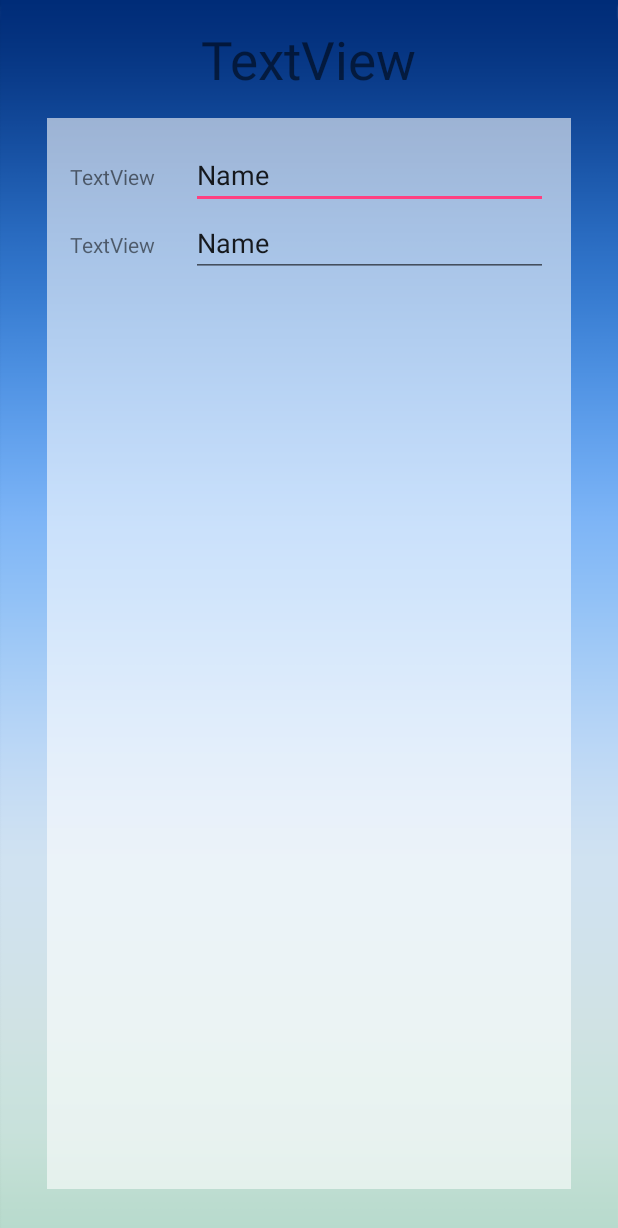
After one commit to SittichokBenjanak/25-10-2559, an Android app: the CheckmoneyActivity screen opened directly, with no data from a screen before it, on a phone screen of 412 x 824 dp. The commit adds this screen. Shown: the top 1228 px of the screen. Run offline under Robolectric (Android 15) with nearby library versions, the phone set to English and light mode, and no system bars.

Commit message:
Design Layout money

```diff
--- a/app/src/main/AndroidManifest.xml
+++ b/app/src/main/AndroidManifest.xml
@@ -6,18 +6,17 @@
     <uses-permission android:name="android.permission.ACCESS_NETWORK_STATE" />
     <uses-permission android:name="android.permission.ACCESS_WIFI_STATE" />
     <uses-permission android:name="android.permission.WRITE_EXTERNAL_STORAGE" />
-
     <uses-permission android:name="android.permission.ACCESS_FINE_LOCATION" />
 
     <uses-feature
         android:glEsVersion="0x00020000"
         android:required="true" />
+
     <!--
          The ACCESS_COARSE/FINE_LOCATION permissions are not required to use
          Google Maps Android API v2, but you must specify either coarse or fine
          location permissions for the 'MyLocation' functionality.
     -->
-
     <application
         android:allowBackup="true"
         android:icon="@drawable/bread1"
@@ -64,7 +63,8 @@
             android:value="@integer/google_play_services_version" />
 
         <activity android:name=".DetailOrderAdapter" />
-        <activity android:name=".DetailAdapter"></activity>
+        <activity android:name=".DetailAdapter" />
+        <activity android:name=".CheckmoneyActivity"></activity>
     </application>
 
 </manifest>
--- /dev/null
+++ b/app/src/main/java/drucc/sittichok/heyheybread/CheckmoneyActivity.java
@@ -0,0 +1,119 @@
+package drucc.sittichok.heyheybread;
+
+import android.database.sqlite.SQLiteDatabase;
+import android.os.StrictMode;
+import android.support.v7.app.AppCompatActivity;
+import android.os.Bundle;
+import android.util.Log;
+
+import org.apache.http.HttpEntity;
+import org.apache.http.HttpResponse;
+import org.apache.http.client.HttpClient;
+import org.apache.http.client.methods.HttpPost;
+import org.apache.http.impl.client.DefaultHttpClient;
+import org.json.JSONArray;
+import org.json.JSONObject;
+
+import java.io.BufferedReader;
+import java.io.InputStream;
+import java.io.InputStreamReader;
+
+public class CheckmoneyActivity extends AppCompatActivity {
+
+    private String strID;
+
+
+
+    @Override
+    protected void onCreate(Bundle savedInstanceState) {
+        super.onCreate(savedInstanceState);
+        setContentView(R.layout.activity_checkmoney);
+
+        strID = getIntent().getStringExtra("ID");
+
+        // deletesynUserTable
+        deleteUser();
+
+        // synUserTable
+        synUserTABLE();
+
+
+
+    }
+
+    private void synUserTABLE() {
+        StrictMode.ThreadPolicy myPolicy = new StrictMode.ThreadPolicy.Builder().permitAll().build();
+        StrictMode.setThreadPolicy(myPolicy);   //เปิดโปรโตรคอลให้แอพเชื่อมต่ออินเตอร์เน็ตได้ ใช้ได้ทั้งหมด โดยใช้คำสั่ง permitAll
+        int intTimes = 1;
+        while (intTimes <= 1) {
+            InputStream objInputStream = null;
+            String strJSON = null;
+            String strURLuser = "http://www.fourchokcodding.com/mos/php_get_user.php";
+            HttpPost objHttpPost = null;
+            //1. Create InputStream
+            try {
+                HttpClient objHttpClient = new DefaultHttpClient();
+                switch (intTimes) {
+                    case 1:
+                        objHttpPost = new HttpPost(strURLuser);
+                        break;
+                }   // switch
+                HttpResponse objHttpResponse = objHttpClient.execute(objHttpPost);
+                HttpEntity objHttpEntity = objHttpResponse.getEntity();
+                objInputStream = objHttpEntity.getContent();
+            } catch (Exception e) {
+                Log.d("sss", "InputStream ==> " + e.toString());
+            }
+            //2. Create JSON String
+            try {
+                BufferedReader objBufferedReader = new BufferedReader(new InputStreamReader(objInputStream,"UTF-8"));
+                StringBuilder objStringBuilder = new StringBuilder();
+                String strLine = null;
+                while ((strLine = objBufferedReader.readLine()) != null) {
+                    objStringBuilder.append(strLine);
+                }   //while
+                objInputStream.close();
+                strJSON = objStringBuilder.toString();
+            } catch (Exception e) {
+                Log.d("sss", "strJSON ==> " + e.toString());
+            }
+
+            //3. Update JSON String to SQLite
+            try {
+                JSONArray objJsonArray = new JSONArray(strJSON);
+                for (int i=0; i<objJsonArray.length();i++) {
+                    JSONObject object = objJsonArray.getJSONObject(i);
+                    switch (intTimes) {
+                        case 1: // userTABLE
+                            ManageTABLE objManageTABLE = new ManageTABLE(this);
+
+                            String strUser = object.getString(ManageTABLE.COLUMN_User);
+                            String strPassword = object.getString(ManageTABLE.COLUMN_Password);
+                            String strName = object.getString(ManageTABLE.COLUMN_Name);
+                            String strSurname = object.getString(ManageTABLE.COLUMN_Surname);
+                            String strAddress = object.getString(ManageTABLE.COLUMN_Address);
+                            String strPhone = object.getString(ManageTABLE.COLUMN_Phone);
+                            String strBalance = object.getString(ManageTABLE.COLUMN_Balance);
+                            objManageTABLE.addNewUser(strUser, strPassword, strName, strSurname,
+                                    strAddress, strPhone, strBalance);
+                            break;
+                    }   //switch
+                }
+            } catch (Exception e) {
+                Log.d("sss", "Update ==> " + e.toString());
+            }
+            intTimes += 1;
+        }   //while
+
+    }   // synUserTABLE
+
+    private void deleteUser() {
+
+        SQLiteDatabase objSqLiteDatabase = openOrCreateDatabase(MyOpenHelper.DATABASE_NAME,
+                MODE_PRIVATE, null);
+        objSqLiteDatabase.delete(ManageTABLE.TABLE_USER, null, null);
+
+
+    }   // deleteUser
+
+}   // Main Class
--- a/app/src/main/java/drucc/sittichok/heyheybread/RegisterActivity.java
+++ b/app/src/main/java/drucc/sittichok/heyheybread/RegisterActivity.java
@@ -37,19 +37,19 @@ public class RegisterActivity extends AppCompatActivity {
 
     public void onBackPressed() {
         android.support.v7.app.AlertDialog.Builder dialog = new android.support.v7.app.AlertDialog.Builder(this);
-        dialog.setTitle("ยกเลิกการสมัคร");
         dialog.setIcon(R.drawable.icon_question);
         dialog.setCancelable(true);
-        dialog.setMessage("คุณต้องการยกเลิกการสมัครใช่หรือไม่ ?");
+        dialog.setMessage("คุณต้องการยกเลิกการสมัคร?");
         dialog.setPositiveButton("ใช่", new DialogInterface.OnClickListener() {
             public void onClick(DialogInterface dialog, int which) {
                 Intent objIntent = new Intent(RegisterActivity.this, MainActivity.class);
                 startActivity(objIntent);
                 dialog.dismiss();
+
             }
         });
 
-        dialog.setNegativeButton("ไม่ใช่", new DialogInterface.OnClickListener() {
+        dialog.setNegativeButton("ไม่", new DialogInterface.OnClickListener() {
             public void onClick(DialogInterface dialog, int which) {
                 dialog.cancel();
             }
--- /dev/null
+++ b/app/src/main/res/layout/activity_checkmoney.xml
@@ -0,0 +1,80 @@
+<?xml version="1.0" encoding="utf-8"?>
+<RelativeLayout xmlns:android="http://schemas.android.com/apk/res/android"
+    xmlns:tools="http://schemas.android.com/tools"
+    android:id="@+id/activity_checkmoney"
+    android:layout_width="match_parent"
+    android:layout_height="match_parent"
+    android:paddingBottom="@dimen/activity_vertical_margin"
+    android:paddingLeft="@dimen/activity_horizontal_margin"
+    android:paddingRight="@dimen/activity_horizontal_margin"
+    android:paddingTop="@dimen/activity_vertical_margin"
+    tools:context="drucc.sittichok.heyheybread.CheckmoneyActivity"
+    android:background="@drawable/menubg1">
+
+    <TextView
+        android:text="TextView"
+        android:layout_width="wrap_content"
+        android:layout_height="wrap_content"
+        android:id="@+id/textView53"
+        android:textSize="@dimen/h1"
+        android:layout_centerHorizontal="true" />
+
+    <LinearLayout
+        android:orientation="vertical"
+        android:layout_width="match_parent"
+        android:layout_height="match_parent"
+        android:layout_above="@id/linSave"
+        android:layout_margin="15dp"
+        android:background="#96ffffff"
+        android:padding="15dp"
+        android:layout_below="@+id/textView53">
+
+        <LinearLayout
+            android:orientation="horizontal"
+            android:layout_width="match_parent"
+            android:layout_height="wrap_content">
+
+            <TextView
+                android:text="TextView"
+                android:layout_width="wrap_content"
+                android:layout_height="wrap_content"
+                android:id="@+id/textView54"
+                android:layout_weight="1" />
+
+            <EditText
+                android:layout_width="wrap_content"
+                android:layout_height="wrap_content"
+                android:inputType="textPersonName"
+                android:text="Name"
+                android:ems="10"
+                android:id="@+id/editText9"
+                android:layout_weight="1" />
+
+        </LinearLayout>
+
+        <LinearLayout
+            android:orientation="horizontal"
+            android:layout_width="match_parent"
+            android:layout_height="wrap_content"
+            android:layout_weight="1">
+
+            <TextView
+                android:text="TextView"
+                android:layout_width="wrap_content"
+                android:layout_height="wrap_content"
+                android:id="@+id/textView55"
+                android:layout_weight="1" />
+
+            <EditText
+                android:layout_width="wrap_content"
+                android:layout_height="wrap_content"
+                android:inputType="textPersonName"
+                android:text="Name"
+                android:ems="10"
+                android:id="@+id/editText10"
+                android:layout_weight="1" />
+        </LinearLayout>
+
+    </LinearLayout>
+
+</RelativeLayout>
--- a/app/src/main/res/layout/activity_hub.xml
+++ b/app/src/main/res/layout/activity_hub.xml
@@ -82,8 +82,8 @@
                 android:layout_weight="1" />
 
             <ImageView
-                android:layout_width="120dp"
-                android:layout_height="120dp"
+                android:layout_width="@dimen/icon"
+                android:layout_height="@dimen/icon"
                 android:id="@+id/imageView10"
                 android:layout_weight="1"
                 android:src="@drawable/munny" />
--- a/app/src/main/res/values/strings.xml
+++ b/app/src/main/res/values/strings.xml
@@ -1,5 +1,5 @@
 <resources>
-    <string name="app_name">WeyHeyBread</string>
+    <string name="app_name">WeyHey</string>
     <string name="a1">กรุณากรอกไอดี</string>
     <string name="a11">ตะกร้าสินค้า</string>
     <string name="a2">กรุณากรอกรหัสผ่าน</string>
```
Also changed, not shown: app/src/main/java/drucc/sittichok/heyheybread/HubActivity.java (+15 -6 lines).
